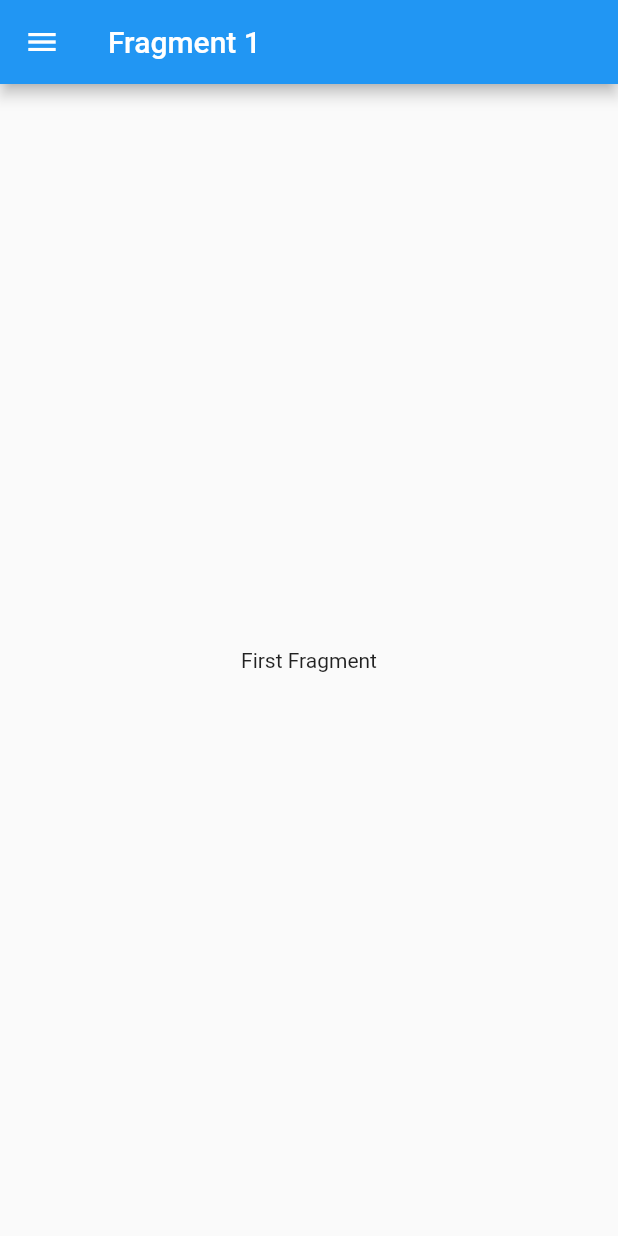
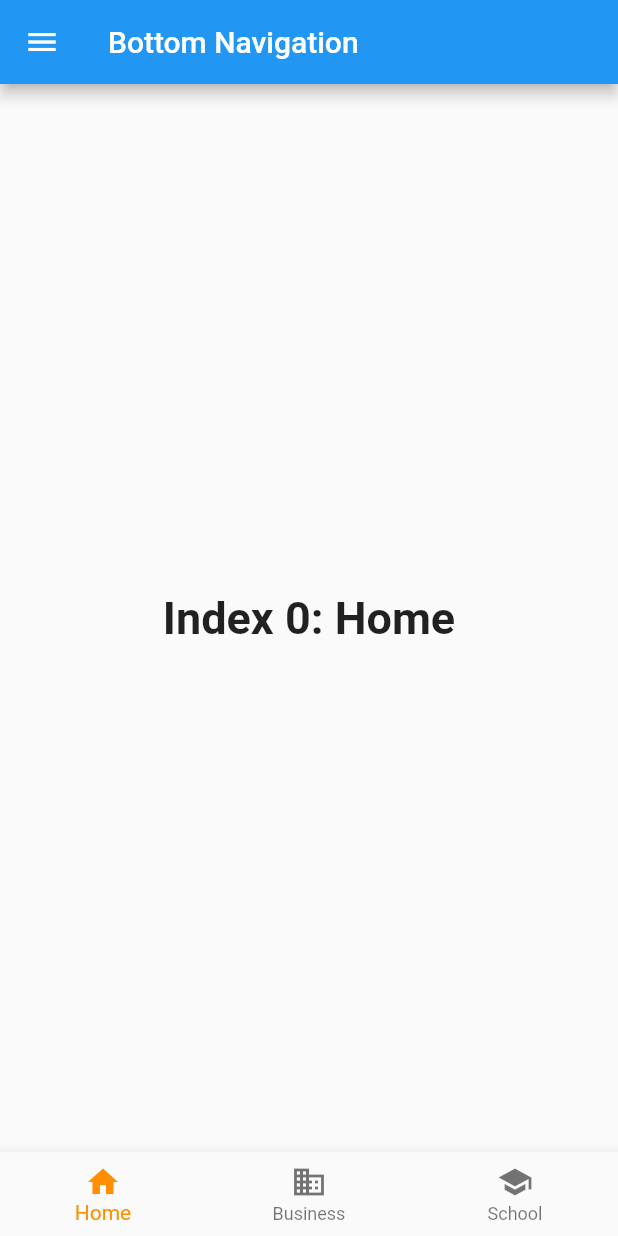
Before and after one commit to nrk1989/Flutter-Demo, a Flutter app: the screen it shows after launch, on a phone screen of 412 x 824 dp. Run offline on Flutter 3.47's test engine with Material 2 defaults, Android fonts, the phone set to English and light mode, and no system bars.

Commit message:
# Bottom bar navigation demo added

```diff
--- a/lib/fragments/first_fragment.dart
+++ b/lib/fragments/first_fragment.dart
@@ -1,11 +1,63 @@
 import 'package:flutter/material.dart';
 
-class FirstFragment extends StatelessWidget {
+class BottomBarNavigation extends StatefulWidget {
+  const BottomBarNavigation({Key? key}) : super(key: key);
+
+  @override
+  State<BottomBarNavigation> createState() => _BottomBarNavigationState();
+}
+
+/// This is the private State class that goes with MyStatefulWidget.
+class _BottomBarNavigationState extends State<BottomBarNavigation> {
+  int _selectedIndex = 0;
+  static const TextStyle optionStyle =
+      TextStyle(fontSize: 30, fontWeight: FontWeight.bold);
+  static const List<Widget> _widgetOptions = <Widget>[
+    Text(
+      'Index 0: Home',
+      style: optionStyle,
+    ),
+    Text(
+      'Index 1: Business',
+      style: optionStyle,
+    ),
+    Text(
+      'Index 2: School',
+      style: optionStyle,
+    ),
+  ];
+
+  void _onItemTapped(int index) {
+    setState(() {
+      _selectedIndex = index;
+    });
+  }
+
   @override
   Widget build(BuildContext context) {
-    // TODO: implement build
-    return new Center(
-      child: new Text("First Fragment"),
+    return Scaffold(
+      body: Center(
+        child: _widgetOptions.elementAt(_selectedIndex),
+      ),
+      bottomNavigationBar: BottomNavigationBar(
+        items: const <BottomNavigationBarItem>[
+          BottomNavigationBarItem(
+            icon: Icon(Icons.home),
+            label: 'Home',
+          ),
+          BottomNavigationBarItem(
+            icon: Icon(Icons.business),
+            label: 'Business',
+          ),
+          BottomNavigationBarItem(
+            icon: Icon(Icons.school),
+            label: 'School',
+          ),
+        ],
+        currentIndex: _selectedIndex,
+        selectedItemColor: Colors.amber[800],
+        onTap: _onItemTapped,
+      ),
     );
   }
 }
--- a/lib/pages/home_page.dart
+++ b/lib/pages/home_page.dart
@@ -11,7 +11,7 @@ class DrawerItem {
 
 class HomePage extends StatefulWidget {
   final drawerItems = [
-    new DrawerItem("Fragment 1", Icons.rss_feed),
+    new DrawerItem("Bottom Navigation", Icons.rss_feed),
     new DrawerItem("Fragment 2", Icons.local_pizza),
     new DrawerItem("Fragment 3", Icons.info)
   ];
@@ -28,7 +28,7 @@ class HomePageState extends State<HomePage> {
   _getDrawerItemWidget(int pos) {
     switch (pos) {
       case 0:
-        return new FirstFragment();
+        return new BottomBarNavigation();
       case 1:
         return new SecondFragment();
       case 2:
```
